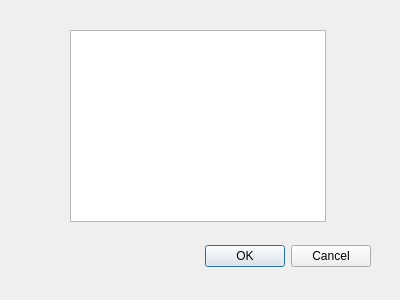
Above: GUI_Top20.ui from AmuroPeng/Document-Indexing before the change. Below: the same form after it.
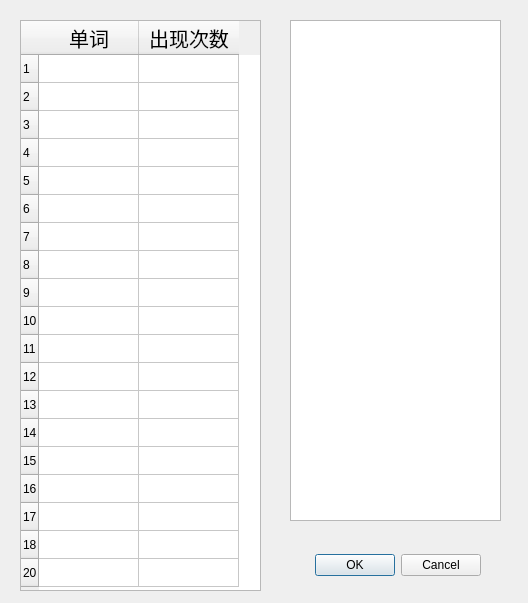
That is the form after the change.

Commit message: 增加table

```diff
--- a/GUI_Top20.ui
+++ b/GUI_Top20.ui
@@ -6,8 +6,8 @@
    <rect>
     <x>0</x>
     <y>0</y>
-    <width>400</width>
-    <height>300</height>
+    <width>528</width>
+    <height>603</height>
    </rect>
   </property>
   <property name="windowTitle">
@@ -16,10 +16,10 @@
   <widget class="QDialogButtonBox" name="buttonBox">
    <property name="geometry">
     <rect>
-     <x>30</x>
-     <y>240</y>
-     <width>341</width>
-     <height>32</height>
+     <x>310</x>
+     <y>550</y>
+     <width>171</width>
+     <height>31</height>
     </rect>
    </property>
    <property name="orientation">
@@ -32,13 +32,147 @@
   <widget class="QTextBrowser" name="textBrowser">
    <property name="geometry">
     <rect>
-     <x>70</x>
-     <y>30</y>
-     <width>256</width>
-     <height>192</height>
+     <x>290</x>
+     <y>20</y>
+     <width>211</width>
+     <height>501</height>
     </rect>
    </property>
   </widget>
+  <widget class="QTableWidget" name="tableWidget_Freq">
+   <property name="geometry">
+    <rect>
+     <x>20</x>
+     <y>20</y>
+     <width>241</width>
+     <height>571</height>
+    </rect>
+   </property>
+   <attribute name="horizontalHeaderDefaultSectionSize">
+    <number>100</number>
+   </attribute>
+   <attribute name="horizontalHeaderMinimumSectionSize">
+    <number>25</number>
+   </attribute>
+   <attribute name="verticalHeaderDefaultSectionSize">
+    <number>28</number>
+   </attribute>
+   <row>
+    <property name="text">
+     <string>1</string>
+    </property>
+   </row>
+   <row>
+    <property name="text">
+     <string>2</string>
+    </property>
+   </row>
+   <row>
+    <property name="text">
+     <string>3</string>
+    </property>
+   </row>
+   <row>
+    <property name="text">
+     <string>4</string>
+    </property>
+   </row>
+   <row>
+    <property name="text">
+     <string>5</string>
+    </property>
+   </row>
+   <row>
+    <property name="text">
+     <string>6</string>
+    </property>
+   </row>
+   <row>
+    <property name="text">
+     <string>7</string>
+    </property>
+   </row>
+   <row>
+    <property name="text">
+     <string>8</string>
+    </property>
+   </row>
+   <row>
+    <property name="text">
+     <string>9</string>
+    </property>
+   </row>
+   <row>
+    <property name="text">
+     <string>10</string>
+    </property>
+   </row>
+   <row>
+    <property name="text">
+     <string>11</string>
+    </property>
+   </row>
+   <row>
+    <property name="text">
+     <string>12</string>
+    </property>
+   </row>
+   <row>
+    <property name="text">
+     <string>13</string>
+    </property>
+   </row>
+   <row>
+    <property name="text">
+     <string>14</string>
+    </property>
+   </row>
+   <row>
+    <property name="text">
+     <string>15</string>
+    </property>
+   </row>
+   <row>
+    <property name="text">
+     <string>16</string>
+    </property>
+   </row>
+   <row>
+    <property name="text">
+     <string>17</string>
+    </property>
+   </row>
+   <row>
+    <property name="text">
+     <string>18</string>
+    </property>
+   </row>
+   <row>
+    <property name="text">
+     <string>20</string>
+    </property>
+   </row>
+   <column>
+    <property name="text">
+     <string>单词</string>
+    </property>
+    <property name="font">
+     <font>
+      <pointsize>15</pointsize>
+     </font>
+    </property>
+   </column>
+   <column>
+    <property name="text">
+     <string>出现次数</string>
+    </property>
+    <property name="font">
+     <font>
+      <pointsize>15</pointsize>
+     </font>
+    </property>
+   </column>
+  </widget>
  </widget>
  <resources/>
  <connections>
```
